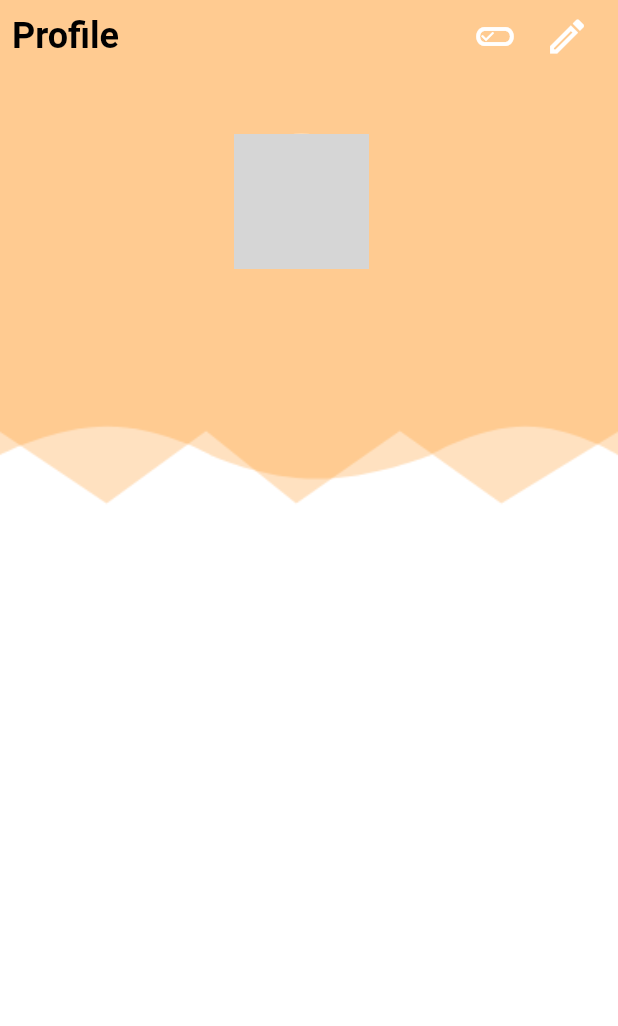
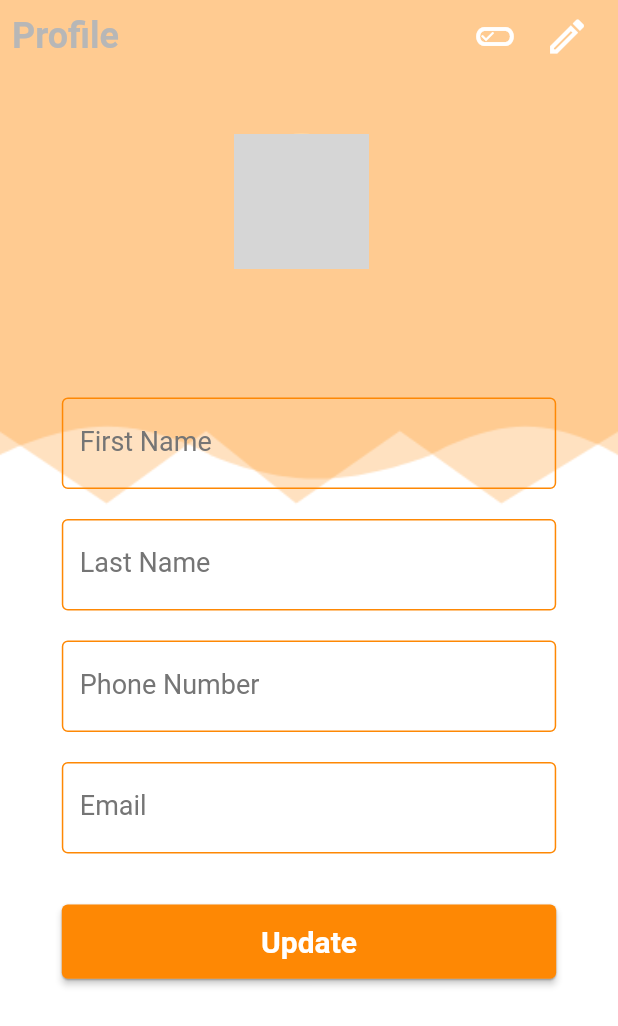
Before and after one commit to Asante-Adarkwa-Usman/Hive-Academy, a Flutter app: the ProfileView screen opened by its route, on a phone screen of 412 x 824 dp. Shown: the top 1026 px of the screen. Run offline on Flutter 3.47's test engine with Material 2 defaults, Android fonts, the phone set to English and light mode, and no system bars; drawn by our look-alikes of cached_network_image; our stand-ins replace badges, carousel_slider, get, video_player; missing offline and left inert: dashed_circle, hexagon, splash_screen_view; network calls fail; grey boxes are pictures that could not be loaded.

Commit message:
Completed profile screen

```diff
--- a/hive_academy/lib/shared_widgets/primary_button.dart
+++ b/hive_academy/lib/shared_widgets/primary_button.dart
@@ -6,7 +6,7 @@ class PrimaryButton extends StatelessWidget {
   final String text;
   final double? height;
   final double? width;
-  final GestureTapCallback onPressed;
+  final GestureTapCallback? onPressed;
   const PrimaryButton(
       {Key? key,
       this.buttonColor,
--- a/hive_academy/lib/views/main/profile/profile_view.dart
+++ b/hive_academy/lib/views/main/profile/profile_view.dart
@@ -1,5 +1,9 @@
 import 'package:dashed_circle/dashed_circle.dart';
 import 'package:flutter/material.dart';
+import 'package:cached_network_image/cached_network_image.dart';
+
+import '../../../shared_widgets/custom_text_form_field.dart';
+import '../../../shared_widgets/primary_button.dart';
 
 class ProfileView extends StatelessWidget {
   const ProfileView({Key? key}) : super(key: key);
@@ -32,7 +36,7 @@ class ProfileView extends StatelessWidget {
                       style: TextStyle(
                           fontSize: 24,
                           fontWeight: FontWeight.bold,
-                          color: Colors.black)),
+                          color: Color.fromRGBO(183, 183, 183, 1))),
                 ),
                 Row(
                   children: [
@@ -60,17 +64,82 @@ class ProfileView extends StatelessWidget {
               margin: const EdgeInsets.fromLTRB(0, 15, 10, 0),
               child: DashedCircle(
                 color: Theme.of(context).primaryColorDark,
-                child: const Padding(
-                  padding: EdgeInsets.all(6.0),
-                  child: CircleAvatar(
-                    radius: 45,
-                    backgroundColor: Colors.white54,
-                    backgroundImage: NetworkImage(
-                        'https://ichef.bbci.co.uk/news/490/cpsprodpb/C870/production/_112921315_gettyimages-876284806.jpg'),
+                dashes: 45,
+                child: Padding(
+                  padding: const EdgeInsets.all(6.0),
+                  child: CachedNetworkImage(
+                    imageUrl:
+                        'https://ichef.bbci.co.uk/news/490/cpsprodpb/C870/production/_112921315_gettyimages-876284806.jpg',
+                    placeholder: (context, url) => const CircleAvatar(
+                      backgroundColor: Color.fromARGB(255, 249, 248, 245),
+                      radius: 45,
+                    ),
+                    imageBuilder: (context, image) => CircleAvatar(
+                      backgroundImage: image,
+                      radius: 45,
+                    ),
                   ),
                 ),
               ),
             ),
+            const SizedBox(height: 80),
+            Column(
+              children: [
+                CustomTextFormField(
+                  label: const Text('First Name'),
+                  hint: 'first name',
+                  keyboardType: TextInputType.text,
+                  validator: (value) {
+                    if (value!.isEmpty) {
+                      return 'Please enter your first name';
+                    }
+                    return null;
+                  },
+                ),
+                const SizedBox(height: 20),
+                CustomTextFormField(
+                  label: const Text('Last Name'),
+                  hint: 'last name',
+                  keyboardType: TextInputType.text,
+                  validator: (value) {
+                    if (value!.isEmpty) {
+                      return 'Please enter your last name';
+                    }
+                    return null;
+                  },
+                ),
+                const SizedBox(height: 20),
+                CustomTextFormField(
+                  label: const Text('Phone Number'),
+                  hint: 'phone number',
+                  keyboardType: TextInputType.phone,
+                  validator: (value) {
+                    if (value!.isEmpty) {
+                      return 'Please enter your phone number';
+                    }
+                    return null;
+                  },
+                ),
+                const SizedBox(height: 20),
+                CustomTextFormField(
+                  label: const Text('Email'),
+                  hint: 'email',
+                  keyboardType: TextInputType.emailAddress,
+                  validator: (value) {
+                    if (value!.isEmpty) {
+                      return 'Please enter your email';
+                    }
+                    return null;
+                  },
+                ),
+              ],
+            ),
+            const SizedBox(height: 30),
+            PrimaryButton(
+                buttonColor: Theme.of(context).primaryColor,
+                text: 'Update',
+                textColor: Colors.white,
+                onPressed: () {}),
           ],
         ),
       ),
--- a/hive_academy/pubspec.yaml
+++ b/hive_academy/pubspec.yaml
@@ -41,6 +41,7 @@ dependencies:
   dashed_circle: ^0.0.2
   badges: ^2.0.2
   get: ^4.6.1
+  cached_network_image: ^3.2.0
 
 
 dev_dependencies:
```
Also changed, not shown: hive_academy/lib/custom_widgets/catalog_card_view.dart (+13 -2 lines), hive_academy/lib/custom_widgets/course_card_view.dart (+14 -3 lines), hive_academy/lib/views/main/home/home_view.dart (+16 -7 lines), hive_academy/pubspec.lock, 4 other files.
